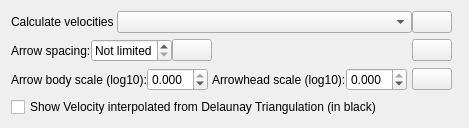
GPlates/GPlates, file src/qt-widgets/VelocityFieldCalculatorLayerOptionsWidgetUi.ui: the form before one commit.
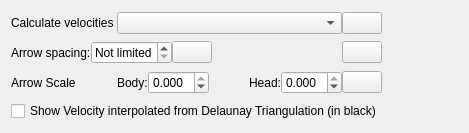
The form after the commit. Icons and pictures are not drawn.

Commit message: (trunk) Refactoring GPML velocity export before adding new velocity exports.

```diff
--- a/src/qt-widgets/VelocityFieldCalculatorLayerOptionsWidgetUi.ui
+++ b/src/qt-widgets/VelocityFieldCalculatorLayerOptionsWidgetUi.ui
@@ -7,7 +7,7 @@
     <x>0</x>
     <y>0</y>
     <width>469</width>
-    <height>116</height>
+    <height>133</height>
    </rect>
   </property>
   <property name="windowTitle">
@@ -136,10 +136,30 @@
        <property name="spacing">
         <number>0</number>
        </property>
+       <item>
+        <widget class="QLabel" name="arrow_scale_label">
+         <property name="text">
+          <string>Arrow Scale</string>
+         </property>
+        </widget>
+       </item>
+       <item>
+        <spacer name="horizontalSpacer_3">
+         <property name="orientation">
+          <enum>Qt::Horizontal</enum>
+         </property>
+         <property name="sizeHint" stdset="0">
+          <size>
+           <width>40</width>
+           <height>20</height>
+          </size>
+         </property>
+        </spacer>
+       </item>
        <item>
         <widget class="QLabel" name="arrow_body_scale_label">
          <property name="text">
-          <string>Arrow body scale (log10):</string>
+          <string>Body:</string>
          </property>
         </widget>
        </item>
@@ -175,7 +195,7 @@
        <item>
         <widget class="QLabel" name="arrowhead_scale_label">
          <property name="text">
-          <string>Arrowhead scale (log10):</string>
+          <string>Head:</string>
          </property>
         </widget>
        </item>
@@ -195,19 +215,6 @@
          </property>
         </widget>
        </item>
-       <item>
-        <spacer name="horizontalSpacer_3">
-         <property name="orientation">
-          <enum>Qt::Horizontal</enum>
-         </property>
-         <property name="sizeHint" stdset="0">
-          <size>
-           <width>40</width>
-           <height>20</height>
-          </size>
-         </property>
-        </spacer>
-       </item>
        <item>
         <widget class="QPushButton" name="push_button_help_arrow_scale">
          <property name="toolTip">
```
Left out of the diff: 3 changed lines with no effect on the pictures. The commit also changes 18 other files.
